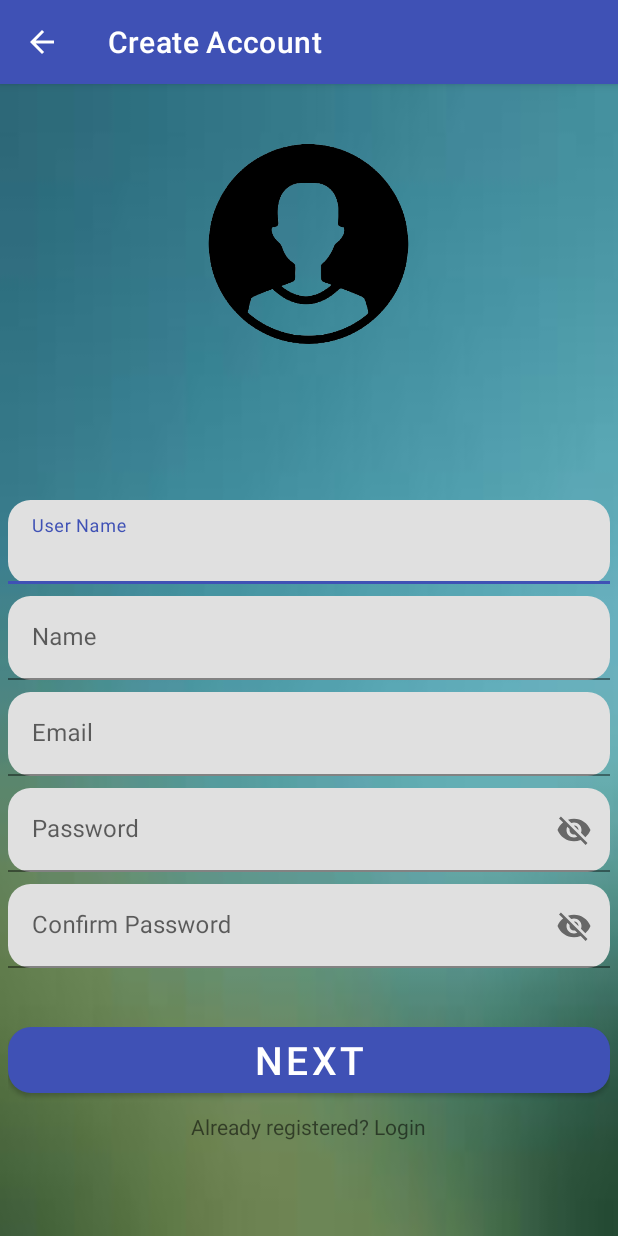
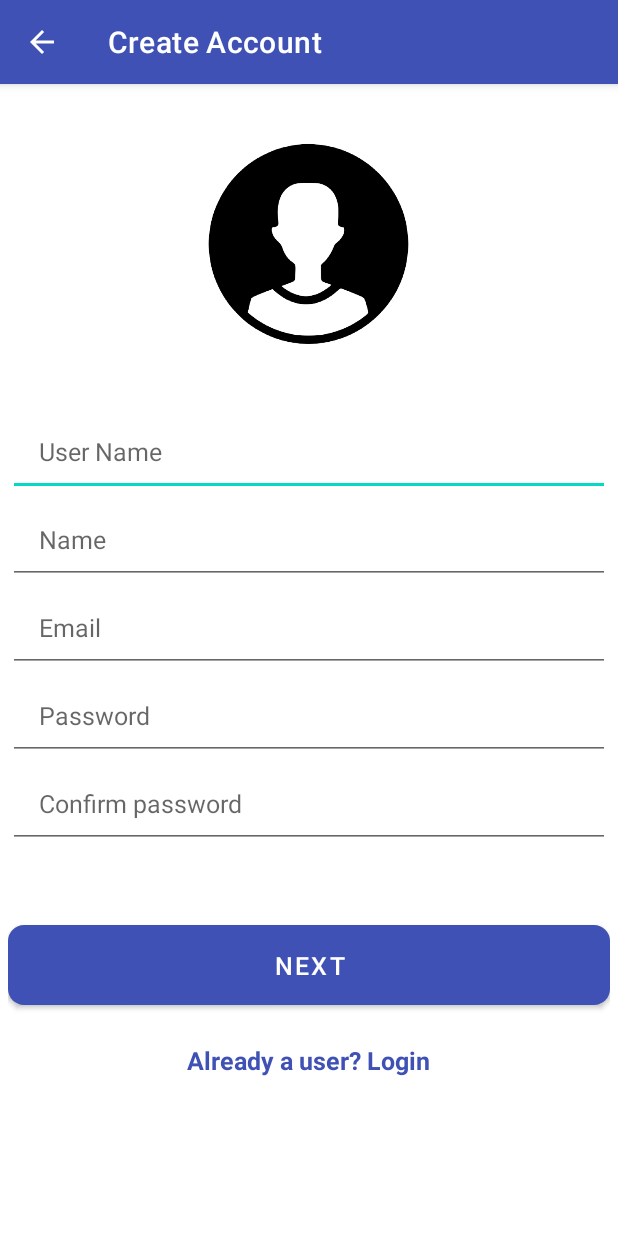
Before and after one commit to Smit271/Chat_plus, an Android app: the Register_page screen opened directly, with no data from a screen before it, on a phone screen of 412 x 824 dp. Run offline under Robolectric (Android 15) with nearby library versions, the phone set to English and light mode, and no system bars; our stand-ins replace Firebase (no records; nobody signed in at launch, a user with empty details on screens opened directly), sdp/ssp sizes.

Commit message:
xml files till registration

```diff
--- /dev/null
+++ b/app/src/main/res/drawable/main_logo.xml
@@ -0,0 +1,5 @@
+<vector android:height="2dp" android:tint="#3F51B5"
+    android:viewportHeight="24" android:viewportWidth="24"
+    android:width="2dp" xmlns:android="http://schemas.android.com/apk/res/android">
+    <path android:fillColor="@android:color/white" android:pathData="M20,2H4c-1.1,0 -2,0.9 -2,2v18l4,-4h14c1.1,0 2,-0.9 2,-2V4c0,-1.1 -0.9,-2 -2,-2z"/>
+</vector>
--- a/app/src/main/res/layout/activity_login.xml
+++ b/app/src/main/res/layout/activity_login.xml
@@ -28,7 +28,7 @@
         <TextView
             android:layout_width="wrap_content"
             android:layout_height="wrap_content"
-            android:text="Welcome to Chat Plus"
+            android:text="Good to see you back !"
             android:layout_marginTop="@dimen/_6sdp"
             android:textColor="@color/secondary_text"
             android:textSize="@dimen/_12ssp"
--- a/app/src/main/res/layout/activity_register_page.xml
+++ b/app/src/main/res/layout/activity_register_page.xml
@@ -5,8 +5,7 @@
     android:layout_width="match_parent"
     android:layout_height="match_parent"
     tools:context=".Register_page"
-    android:padding="5dp"
-    android:background="@drawable/global_back">
+    android:padding="5dp">
 
 
     <com.google.android.material.imageview.ShapeableImageView
@@ -22,7 +21,7 @@
         app:shapeAppearanceOverlay="@style/Circular">
     </com.google.android.material.imageview.ShapeableImageView>
 
-    <com.google.android.material.textfield.TextInputLayout
+<!--    <com.google.android.material.textfield.TextInputLayout
         android:layout_width="match_parent"
         android:layout_height="wrap_content"
         android:layout_above="@id/nameTIL"
@@ -39,9 +38,27 @@
             android:hint="User Name"
             android:layout_centerHorizontal="true"
             android:singleLine="true"/>
-    </com.google.android.material.textfield.TextInputLayout>
+    </com.google.android.material.textfield.TextInputLayout>-->
 
-    <com.google.android.material.textfield.TextInputLayout
+    <EditText
+        android:layout_width="match_parent"
+        android:layout_height="@dimen/_45sdp"
+        android:id="@+id/username"
+        android:layout_marginTop="@dimen/_25sdp"
+        android:layout_centerHorizontal="true"
+        android:hint="User Name"
+        android:imeOptions="actionNext"
+        android:importantForAutofill="no"
+        android:inputType="textEmailAddress"
+        android:paddingStart="@dimen/_16sdp"
+        android:paddingEnd="@dimen/_16sdp"
+        android:textSize="@dimen/_13ssp"
+        android:textColor="@color/primary_text"
+        android:singleLine="true"
+        android:layout_below="@id/profile_picture"/>
+
+
+<!--    <com.google.android.material.textfield.TextInputLayout
         android:layout_width="match_parent"
         android:layout_height="wrap_content"
         android:layout_above="@id/emailTIL"
@@ -58,9 +75,27 @@
         android:hint="Name"
         android:layout_centerHorizontal="true"
         android:singleLine="true"/>
-    </com.google.android.material.textfield.TextInputLayout>
+    </com.google.android.material.textfield.TextInputLayout>-->
 
-    <com.google.android.material.textfield.TextInputLayout
+
+    <EditText
+        android:layout_width="match_parent"
+        android:layout_height="@dimen/_45sdp"
+        android:id="@+id/name"
+        android:layout_centerHorizontal="true"
+        android:hint="Name"
+        android:imeOptions="actionNext"
+        android:importantForAutofill="no"
+        android:inputType="textPersonName"
+        android:paddingStart="@dimen/_16sdp"
+        android:paddingEnd="@dimen/_16sdp"
+        android:textSize="@dimen/_13ssp"
+        android:textColor="@color/primary_text"
+        android:singleLine="true"
+        android:layout_below="@id/username"/>
+
+
+<!--    <com.google.android.material.textfield.TextInputLayout
         android:layout_width="match_parent"
         android:layout_height="wrap_content"
         android:layout_above="@id/passwordTIL"
@@ -77,9 +112,26 @@
         android:hint="Email"
         android:layout_centerHorizontal="true"
         android:singleLine="true" />
-    </com.google.android.material.textfield.TextInputLayout>
+    </com.google.android.material.textfield.TextInputLayout>-->
 
-    <com.google.android.material.textfield.TextInputLayout
+    <EditText
+        android:layout_width="match_parent"
+        android:layout_height="@dimen/_45sdp"
+        android:id="@+id/emailId"
+        android:layout_centerHorizontal="true"
+        android:hint="Email"
+        android:imeOptions="actionNext"
+        android:importantForAutofill="no"
+        android:inputType="textEmailAddress"
+        android:paddingStart="@dimen/_16sdp"
+        android:paddingEnd="@dimen/_16sdp"
+        android:textSize="@dimen/_13ssp"
+        android:textColor="@color/primary_text"
+        android:singleLine="true"
+        android:layout_below="@id/name"/>
+
+
+<!--    <com.google.android.material.textfield.TextInputLayout
         android:id="@+id/passwordTIL"
         android:layout_width="match_parent"
         android:layout_height="wrap_content"
@@ -97,9 +149,28 @@
         android:layout_height="wrap_content"
         android:hint="Password"
         android:singleLine="true" />
-    </com.google.android.material.textfield.TextInputLayout>
+    </com.google.android.material.textfield.TextInputLayout>-->
 
-    <com.google.android.material.textfield.TextInputLayout
+
+    <EditText
+        android:layout_width="match_parent"
+        android:layout_height="@dimen/_45sdp"
+        android:id="@+id/passwd"
+        android:layout_centerHorizontal="true"
+        android:hint="Password"
+        android:imeOptions="actionNext"
+        android:importantForAutofill="no"
+        android:inputType="textPassword"
+        android:paddingStart="@dimen/_16sdp"
+        android:paddingEnd="@dimen/_16sdp"
+        android:textSize="@dimen/_13ssp"
+        android:textColor="@color/primary_text"
+        android:singleLine="true"
+        android:layout_below="@id/emailId"/>
+
+
+
+<!--    <com.google.android.material.textfield.TextInputLayout
         android:layout_width="match_parent"
         android:layout_height="wrap_content"
         android:id="@+id/confirm_passwdTIL"
@@ -116,9 +187,28 @@
         android:layout_height="wrap_content"
         android:hint="Confirm Password"
         android:singleLine="true" />
-    </com.google.android.material.textfield.TextInputLayout>
+    </com.google.android.material.textfield.TextInputLayout>-->
 
-    <com.google.android.material.button.MaterialButton
+
+    <EditText
+        android:layout_width="match_parent"
+        android:layout_height="@dimen/_45sdp"
+        android:id="@+id/confirm_passwd"
+        android:layout_centerHorizontal="true"
+        android:hint="Confirm password"
+        android:imeOptions="actionNext"
+        android:importantForAutofill="no"
+        android:inputType="textPassword"
+        android:paddingStart="@dimen/_16sdp"
+        android:paddingEnd="@dimen/_16sdp"
+        android:textSize="@dimen/_13ssp"
+        android:textColor="@color/primary_text"
+        android:singleLine="true"
+        android:layout_below="@id/passwd"/>
+
+
+
+<!--    <com.google.android.material.button.MaterialButton
         android:id="@+id/registerBtn"
         android:layout_width="match_parent"
         android:layout_height="56dp"
@@ -131,8 +221,20 @@
         android:textSize="26sp"
         app:cornerRadius="15dp">
 
-    </com.google.android.material.button.MaterialButton>
+    </com.google.android.material.button.MaterialButton>-->
 
+
+    <com.google.android.material.button.MaterialButton
+        android:id="@+id/registerBtn"
+        android:layout_width="match_parent"
+        android:layout_height="@dimen/_50sdp"
+        android:layout_marginTop="@dimen/_35sdp"
+        android:text="Next"
+        android:textSize="@dimen/_13ssp"
+        app:cornerRadius="@dimen/_8sdp"
+        android:layout_below="@+id/confirm_passwd"/>
+
+<!--
     <TextView
         android:id="@+id/textview_login"
         android:layout_width="wrap_content"
@@ -143,12 +245,38 @@
         android:layout_alignParentBottom="true"
         android:layout_marginBottom="58dp"
         android:layout_centerHorizontal="true"/>
+-->
+
+
+    <TextView
+        android:layout_width="wrap_content"
+        android:layout_height="wrap_content"
+        android:id="@+id/textview_login"
+        android:layout_marginTop="@dimen/_15sdp"
+        android:text="Already a user? Login"
+        android:textColor="@color/primary"
+        android:textSize="@dimen/_13ssp"
+        android:textStyle="bold"
+        android:layout_below="@id/registerBtn"
+        android:layout_centerHorizontal="true"/>
+
+
+    <!--<ProgressBar
+        android:id="@+id/progressBar"
+        android:layout_width="wrap_content"
+        android:layout_height="wrap_content"
+        android:layout_alignParentBottom="true"
+        android:layout_centerHorizontal="true"/>-->
+
 
     <ProgressBar
         android:id="@+id/progressBar"
         android:layout_width="wrap_content"
         android:layout_height="wrap_content"
-        android:layout_alignParentBottom="true"
-        android:layout_centerHorizontal="true"/>
+        android:layout_marginTop="15dp"
+        android:layout_marginBottom="15dp"
+        android:layout_centerHorizontal="true"
+        android:layout_below="@id/textview_login"/>
+
 
 </RelativeLayout>
```
Also changed, not shown: app/src/main/res/layout/activity_main.xml (+13 -9 lines), app/src/main/res/layout/activity_setting_profile_picture.xml (+44 -8 lines).
